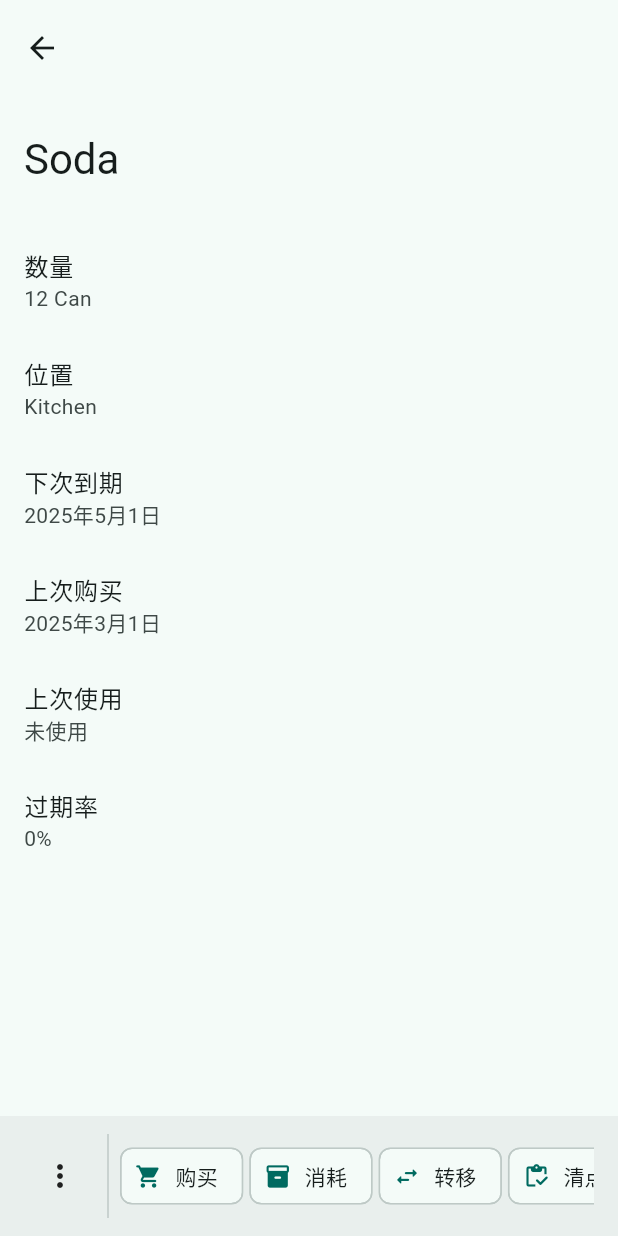
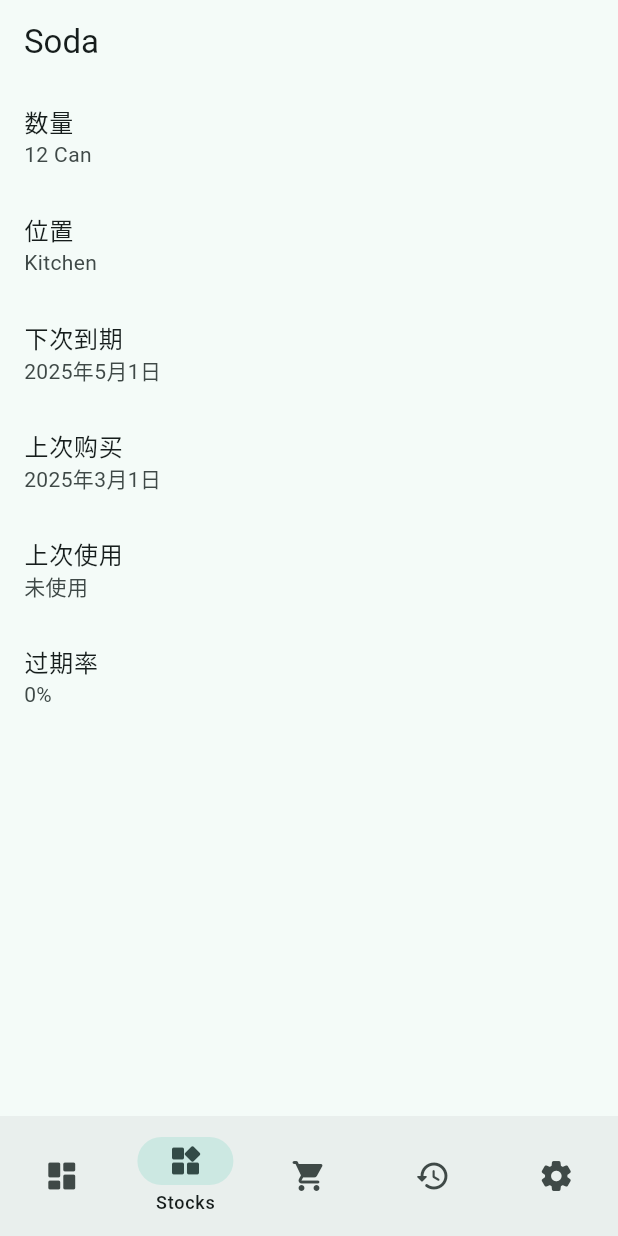
Before and after one commit to OhMyStuff/OhMyStuff, a Flutter app: the ProductPage screen opened by its route, on a phone screen of 412 x 824 dp. Run offline on Flutter 3.47's test engine with Material 3 defaults, Android fonts, the phone set to English and light mode, and no system bars; drawn by our look-alikes of dynamic_color; our stand-ins replace go_router.

Commit message:
feat(layout): Complete the navigation bar layout

```diff
--- a/lib/router.dart
+++ b/lib/router.dart
@@ -2,22 +2,62 @@ import 'package:go_router/go_router.dart';
 
 import 'screens/about.dart';
 import 'screens/customize.dart';
-import 'screens/home.dart';
+import 'screens/journal.dart';
+import 'screens/overview.dart';
 import 'screens/product.dart';
+import 'screens/products.dart';
 import 'screens/settings.dart';
+import 'screens/shopping.dart';
+import 'widgets/custom_navigation.dart';
 
 final router = GoRouter(
+  initialLocation: '/',
+  routes: [
+    StatefulShellRoute.indexedStack(
+      builder: (context, state, navigationShell) {
+        return CustomNavigation(navigationShell: navigationShell);
+      },
+      branches: [
+        StatefulShellBranch(
           routes: [
             GoRoute(
               path: '/',
-      builder: (_, __) => HomePage(),
+              builder: (_, __) => OverviewPage(),
+            ),
+          ],
+        ),
+        StatefulShellBranch(
           routes: [
             GoRoute(
-          path: 'product',
+              path: '/products',
+              builder: (_, __) => ProductsPage(),
+            ),
+            GoRoute(
+              path: '/product',
               builder: (_, __) => ProductPage(),
             ),
+          ],
+        ),
+        StatefulShellBranch(
+          routes: [
             GoRoute(
-          path: 'settings',
+              path: '/shopping',
+              builder: (_, __) => ShoppingPage(),
+            ),
+          ],
+        ),
+        StatefulShellBranch(
+          routes: [
+            GoRoute(
+              path: '/journal',
+              builder: (_, __) => JournalPage(),
+            ),
+          ],
+        ),
+        StatefulShellBranch(
+          routes: [
+            GoRoute(
+              path: '/settings',
               builder: (_, __) => SettingsPage(),
               routes: [
                 GoRoute(
@@ -33,4 +73,6 @@ final router = GoRouter(
           ],
         ),
       ],
+    ),
+  ],
 );
--- a/lib/screens/product.dart
+++ b/lib/screens/product.dart
@@ -6,12 +6,10 @@ class ProductPage extends StatelessWidget {
   @override
   Widget build(BuildContext context) {
     return Scaffold(
-      body: CustomScrollView(
-        slivers: [
-          SliverAppBar.large(
+      appBar: AppBar(
         title: Text('Soda'),
       ),
-          SliverList.list(
+      body: ListView(
         children: [
           ListTile(
             title: Text('数量'),
@@ -39,57 +37,6 @@ class ProductPage extends StatelessWidget {
           ),
         ],
       ),
-        ],
-      ),
-      bottomNavigationBar: BottomAppBar(
-        child: Row(
-          children: [
-            PopupMenuButton(
-              itemBuilder: (_) {
-                return <PopupMenuEntry<dynamic>>[
-                  PopupMenuItem(child: Text('编辑产品')),
-                  PopupMenuItem(child: Text('库存条目')),
-                  PopupMenuDivider(),
-                  PopupMenuItem(child: Text('加入购物清单')),
-                  PopupMenuItem(child: Text('消耗全部')),
-                  PopupMenuItem(child: Text('消耗所有变质的')),
-                ];
-              },
-            ),
-            VerticalDivider(),
-            Expanded(
-              child: SingleChildScrollView(
-                scrollDirection: Axis.horizontal,
-                child: Row(
-                  spacing: 4,
-                  children: [
-                    ActionChip(
-                      avatar: Icon(Icons.shopping_cart_rounded),
-                      label: Text('购买'),
-                      onPressed: () {},
-                    ),
-                    ActionChip(
-                      avatar: Icon(Icons.inventory_2_rounded),
-                      label: Text('消耗'),
-                      onPressed: () {},
-                    ),
-                    ActionChip(
-                      avatar: Icon(Icons.swap_horiz_rounded),
-                      label: Text('转移'),
-                      onPressed: () {},
-                    ),
-                    ActionChip(
-                      avatar: Icon(Icons.inventory_rounded),
-                      label: Text('清点'),
-                      onPressed: () {},
-                    ),
-                  ],
-                ),
-              ),
-            ),
-          ],
-        ),
-      ),
     );
   }
 }
--- /dev/null
+++ b/lib/widgets/custom_navigation.dart
@@ -0,0 +1,52 @@
+import 'package:flutter/material.dart';
+import 'package:go_router/go_router.dart';
+
+class CustomNavigation extends StatelessWidget {
+  const CustomNavigation({
+    super.key,
+    required this.navigationShell,
+  });
+
+  final StatefulNavigationShell navigationShell;
+
+  void _goBranch(int index) {
+    navigationShell.goBranch(
+      index,
+      initialLocation: index == navigationShell.currentIndex,
+    );
+  }
+
+  @override
+  Widget build(BuildContext context) {
+    return Scaffold(
+      body: navigationShell,
+      bottomNavigationBar: NavigationBar(
+        selectedIndex: navigationShell.currentIndex,
+        labelBehavior: NavigationDestinationLabelBehavior.onlyShowSelected,
+        destinations: const [
+          NavigationDestination(
+            label: 'Overview',
+            icon: Icon(Icons.dashboard_rounded),
+          ),
+          NavigationDestination(
+            label: 'Stocks',
+            icon: Icon(Icons.widgets_rounded),
+          ),
+          NavigationDestination(
+            label: 'Shopping',
+            icon: Icon(Icons.shopping_cart_rounded),
+          ),
+          NavigationDestination(
+            label: 'Journal',
+            icon: Icon(Icons.restore_rounded),
+          ),
+          NavigationDestination(
+            label: 'Settings',
+            icon: Icon(Icons.settings_rounded),
+          ),
+        ],
+        onDestinationSelected: _goBranch,
+      ),
+    );
+  }
+}
```
Also changed, not shown: lib/screens/home.dart (deleted, +0 -76 lines), lib/screens/journal.dart (+6 -1 lines), lib/screens/overview.dart (added, +14 -0 lines), lib/screens/products.dart (+7 -2 lines), lib/screens/settings.dart (+6 -12 lines), lib/screens/shopping.dart (added, +14 -0 lines). Lines whose indentation alone changed are shown as unchanged.
